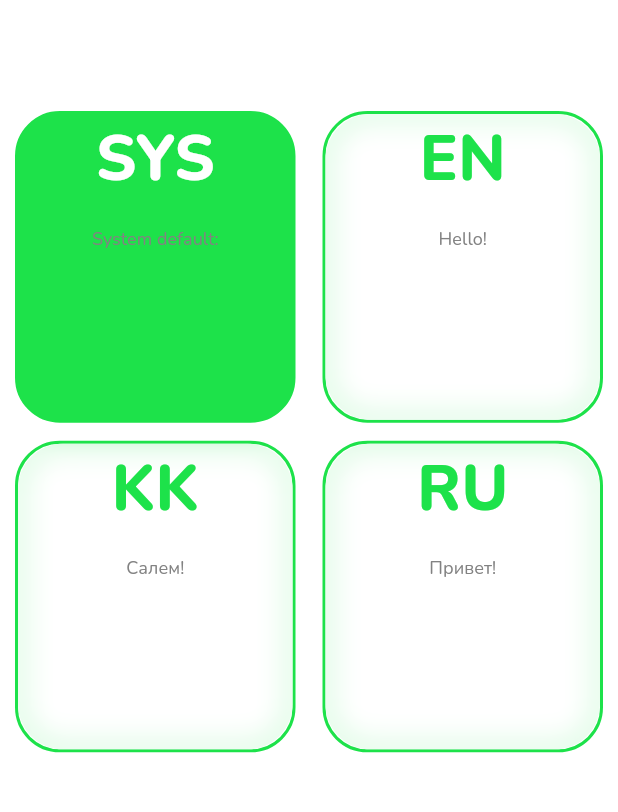
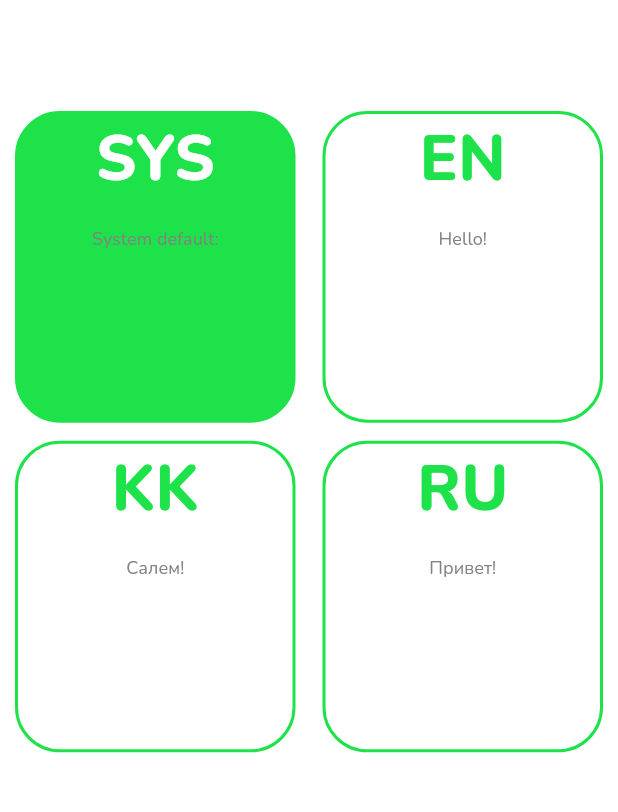
Before and after one commit to DES-Destry/PetIdMobile, a Flutter app: the screen it shows after launch, on a phone screen of 412 x 824 dp, the part 333-1145 px from its top. Run offline on Flutter 3.47's test engine with Material 3 defaults, Android fonts, the phone set to English and light mode, and no system bars; our stand-ins replace shared_preferences.

Commit message:
fix: all color issues with language select

```diff
--- a/lib/colors/dark_palette.dart
+++ b/lib/colors/dark_palette.dart
@@ -12,12 +12,12 @@ class DarkPalette extends ColorPalette {
   final Color accent = const Color(0xFFFFFFFF);
 
   @override
-  final LinearGradient transparentGlass = const LinearGradient(
+  final LinearGradient transparentGlass = LinearGradient(
     begin: Alignment.topLeft,
     end: Alignment.bottomRight,
     colors: [
-      Color.fromRGBO(255, 255, 255, 128),
-      Color.fromRGBO(255, 255, 255, 64),
+      Colors.white.withOpacity(0.5),
+      Colors.white.withOpacity(0.25),
     ],
   );
 }
--- a/lib/colors/light_palette.dart
+++ b/lib/colors/light_palette.dart
@@ -12,12 +12,12 @@ class LightPalette extends ColorPalette {
   final Color accent = const Color(0xFF828282);
 
   @override
-  final LinearGradient transparentGlass = const LinearGradient(
+  final LinearGradient transparentGlass = LinearGradient(
     begin: Alignment.topLeft,
     end: Alignment.bottomRight,
     colors: [
-      Color.fromRGBO(255, 255, 255, 128),
-      Color.fromRGBO(255, 255, 255, 64),
+      Colors.white.withOpacity(0.5),
+      Colors.white.withOpacity(0.25),
     ],
   );
 }
--- a/lib/components/language_selector_button.dart
+++ b/lib/components/language_selector_button.dart
@@ -11,11 +11,7 @@ class LanguageSelectorButton extends StatefulWidget {
   late bool isSelected;
 
   LanguageSelectorButton(
-      {super.key,
-      required this.head,
-      required this.onPressed,
-      this.caption,
-      this.isSelected = false});
+      {super.key, required this.head, required this.onPressed, this.caption, this.isSelected = false});
 
   @override
   State<LanguageSelectorButton> createState() => _LanguageSelectorButtonState();
@@ -35,10 +31,6 @@ class _LanguageSelectorButtonState extends State<LanguageSelectorButton> {
             border: Border.all(width: 2, color: AppPalette.currentPalette.primary),
             borderRadius: BorderRadius.circular(30),
           ),
-          child: ClipRRect(
-              borderRadius: BorderRadius.circular(30),
-              child: BackdropFilter(
-                filter: ImageFilter.blur(sigmaX: widget.isSelected ? 0 : 10, sigmaY: widget.isSelected ? 0 : 10),
           child: Column(children: [
             Padding(
               padding: const EdgeInsets.only(bottom: 14),
@@ -60,7 +52,6 @@ class _LanguageSelectorButtonState extends State<LanguageSelectorButton> {
                       color: AppPalette.currentPalette.accent,
                     )))
           ]),
-              ))),
-    );
+        ));
   }
 }
```
Lines whose indentation alone changed are shown as unchanged.
